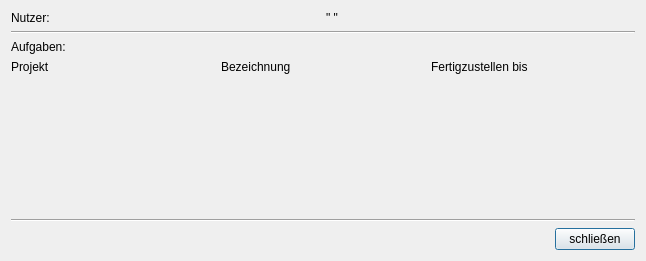
kkegel/WorkFlow, file userdialog.ui: the form before one commit.
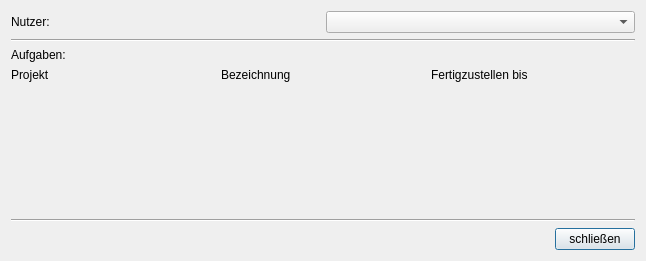
The form after the commit.

The edit to the form file:
```diff
--- a/userdialog.ui
+++ b/userdialog.ui
@@ -24,11 +24,7 @@
       </widget>
      </item>
      <item>
-      <widget class="QLabel" name="lbl_user">
-       <property name="text">
-        <string>&quot; &quot;</string>
-       </property>
-      </widget>
+      <widget class="QComboBox" name="cb_user"/>
      </item>
     </layout>
    </item>
```
